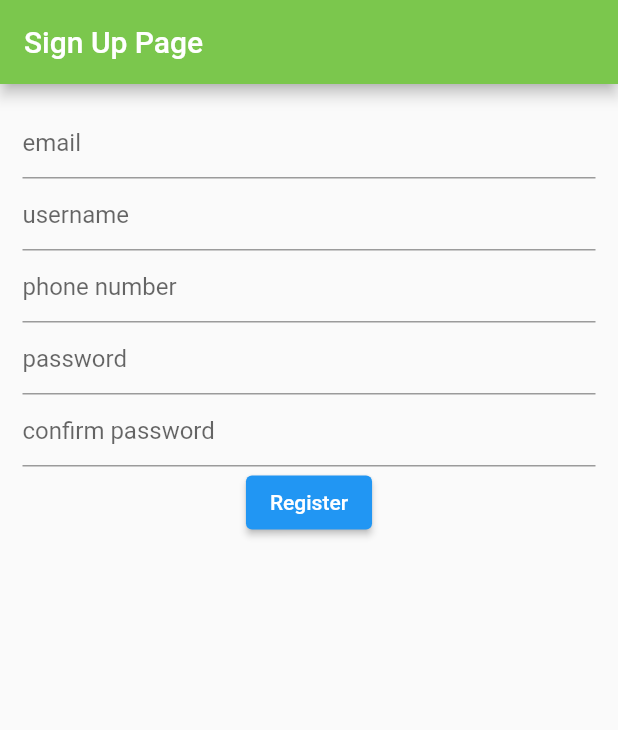
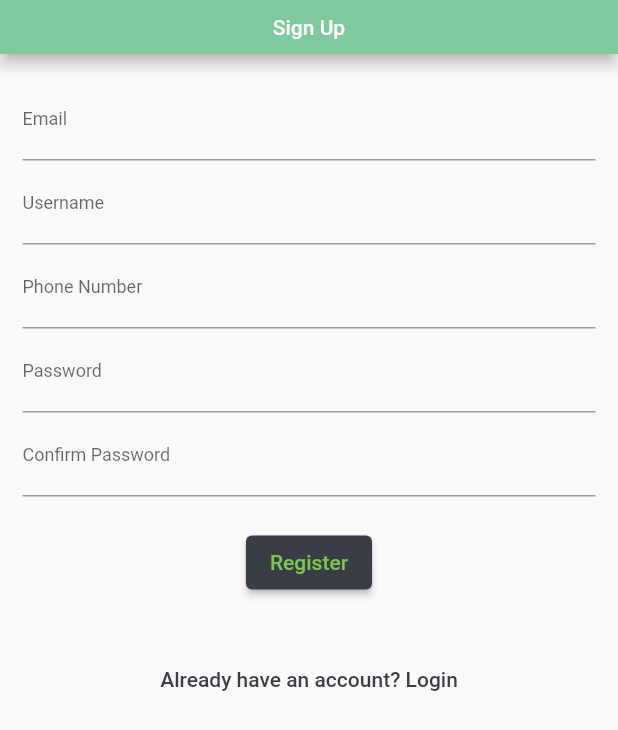
Before and after one commit to simreteabmekbib/flutter_app, a Flutter app: the SignUp screen opened directly, after a tap on "Register", on a phone screen of 412 x 824 dp. Shown: the top 730 px of the screen. Run offline on Flutter 3.47's test engine with Material 2 defaults, Android fonts, the phone set to English and light mode, and no system bars; our stand-ins replace google_fonts; network calls fail.

Commit message:
Modify login, signup layout

```diff
--- a/lib/dafaults/signup.dart
+++ b/lib/dafaults/signup.dart
@@ -1,47 +1,178 @@
 import 'package:flutter/material.dart';
+import 'package:blue_moon_flatter/dafaults/login.dart';
 
-class SignUp extends StatelessWidget {
+import 'package:http/http.dart' as http;
+import 'dart:convert';
+
+class SignUp extends StatefulWidget {
+  @override
+  _SignUpState createState() => _SignUpState();
+}
+
+class _SignUpState extends State<SignUp> {
+  final url = 'http://localhost:5000/api/v1';
+  // final url = 'http://192.168.1.248:5000/api/v1';
+  final emailController = TextEditingController();
+  final passwordController = TextEditingController();
+  final username = TextEditingController();
+  final phoneNumber = TextEditingController();
+  final confirmPassword = TextEditingController();
+
   @override
   Widget build(BuildContext context) {
     return Scaffold(
       appBar: AppBar(
-        title: Text('Sign Up Page'),
-        backgroundColor: Color(0xFF7BC74D),
+        centerTitle: true,
+        toolbarHeight: 36,
+        title: Text(
+          'Sign Up',
+          style: TextStyle(
+            fontSize: 14,
           ),
-      body: Padding(
+        ),
+        backgroundColor: Color(0xff7ECA9C),
+      ),
+      body: SingleChildScrollView(
+        child: Padding(
           padding: const EdgeInsets.all(15),
           child: Column(
             children: [
               TextFormField(
-              decoration: InputDecoration(
-                hintText: 'email',
+                controller: emailController,
+                decoration: const InputDecoration(
+                  labelText: 'Email',
+                  labelStyle: TextStyle(
+                    fontSize: 12,
+                  )
+                  // hintText: 'Plant Name',
                 ),
               ),
               TextFormField(
-              decoration: InputDecoration(
-                hintText: 'username',
+                controller: username,
+                decoration: const InputDecoration(
+                  labelText: 'Username',
+                  labelStyle: TextStyle(
+                    fontSize: 12,
+                  )
+                  // hintText: 'Plant Name',
                 ),
               ),
               TextFormField(
-              decoration: InputDecoration(
-                hintText: 'phone number',
+                controller: phoneNumber,
+                decoration: const InputDecoration(
+                  labelText: 'Phone Number',
+                  labelStyle: TextStyle(
+                    fontSize: 12,
+                  )
+                  // hintText: 'Plant Name',
                 ),
               ),
               TextFormField(
-              decoration: InputDecoration(
-                hintText: 'password',
+                controller: passwordController,
+                decoration: const InputDecoration(
+                  labelText: 'Password',
+                  labelStyle: TextStyle(
+                    fontSize: 12,
+                  )
+                  // hintText: 'Plant Name',
                 ),
               ),
               TextFormField(
-              decoration: InputDecoration(
-                hintText: 'confirm password',
+                controller: confirmPassword,
+                decoration: const InputDecoration(
+                  labelText: 'Confirm Password',
+                  labelStyle: TextStyle(
+                    fontSize: 12,
+                  )
+                  // hintText: 'Plant Name',
                 ),
               ),
+              SizedBox(height: 20,),
               ElevatedButton(
-                onPressed: () => print('register'), child: Text('Register')),
+                  style: ElevatedButton.styleFrom(
+                    primary: Color(0xff393E46),
+                    onPrimary: Color(0xff7BC74D)
+                  ),
+                  onPressed: () {
+                    Posts post = Posts(
+                      email: emailController.text,
+                      password: passwordController.text,
+                      username: username.text,
+                      phoneNumber: phoneNumber.text,
+                      confirmPassword: confirmPassword.text,
+                    );
+                    createPost(url, body: post.toMap());
+                  },
+                  child: Text('Register'),
+              ),
+              SizedBox(height: 30,),
+              TextButton(
+                style: TextButton.styleFrom(
+                  primary: Color(0xff393E46),
+                ),
+                onPressed: () {
+                  Navigator.push(context, MaterialPageRoute(builder: (context) => Login()),);
+                },
+                child: Text('Already have an account? Login',
+                ),
+              )
             ],
+          ),
         ),
       ),
     );
   }
 }
+
+Future createPost(String url, {required Map body}) async {
+  return http
+      .post(Uri.parse(url + "/user/register"),
+          headers: {'Content-Type': 'application/json'}, body: jsonEncode(body))
+      .then((http.Response response) {
+    // print(body['email'].runtimeType);
+    final int statusCode = response.statusCode;
+
+    if (statusCode < 200 || statusCode > 400 || json == null) {
+      throw new Exception("Error while fetching data");
+    } else {
+      Login();
+    }
+    print("Message returned: " + json.decode(response.body)['username']);
+    return Posts.fromJson(json.decode(response.body));
+  });
+}
+
+class Posts {
+  final String email;
+  final String password;
+  final String username;
+  final String phoneNumber;
+  final String confirmPassword;
+
+  Posts(
+      {required this.email,
+      required this.password,
+      required this.username,
+      required this.phoneNumber,
+      required this.confirmPassword});
+
+  factory Posts.fromJson(Map json) {
+    return Posts(
+        email: json['email'] ?? "",
+        password: json['password'] ?? "",
+        username: json['usename'] ?? "",
+        phoneNumber: json['phoneNumber'] ?? "",
+        confirmPassword: json['confirmPassword'] ?? "");
+  }
+
+  Map<String, String> toMap() {
+    var map = new Map<String, String>();
+    map["email"] = email;
+    map["password"] = password;
+    map["username"] = username;
+    map["phoneNumber"] = phoneNumber;
+    map["confirmPassword"] = confirmPassword;
+
+    return map;
+  }
+}
```
Also changed, not shown: lib/dafaults/home.dart (+11 -0 lines), lib/dafaults/login.dart (+27 -8 lines). Lines whose indentation alone changed are shown as unchanged.
